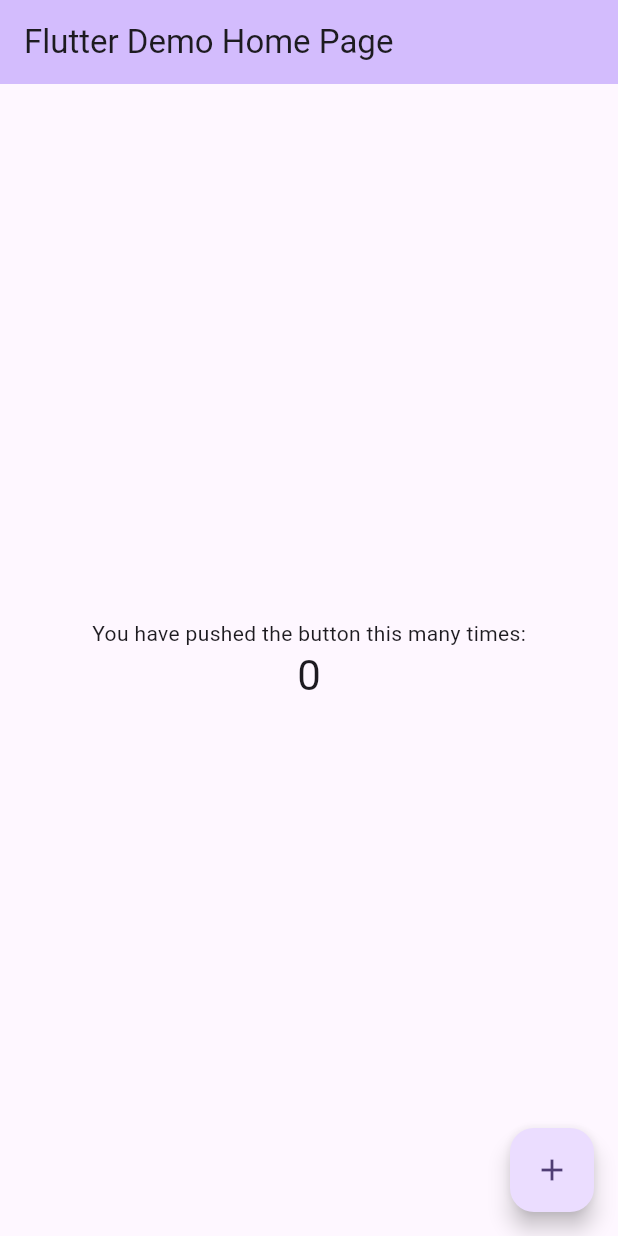
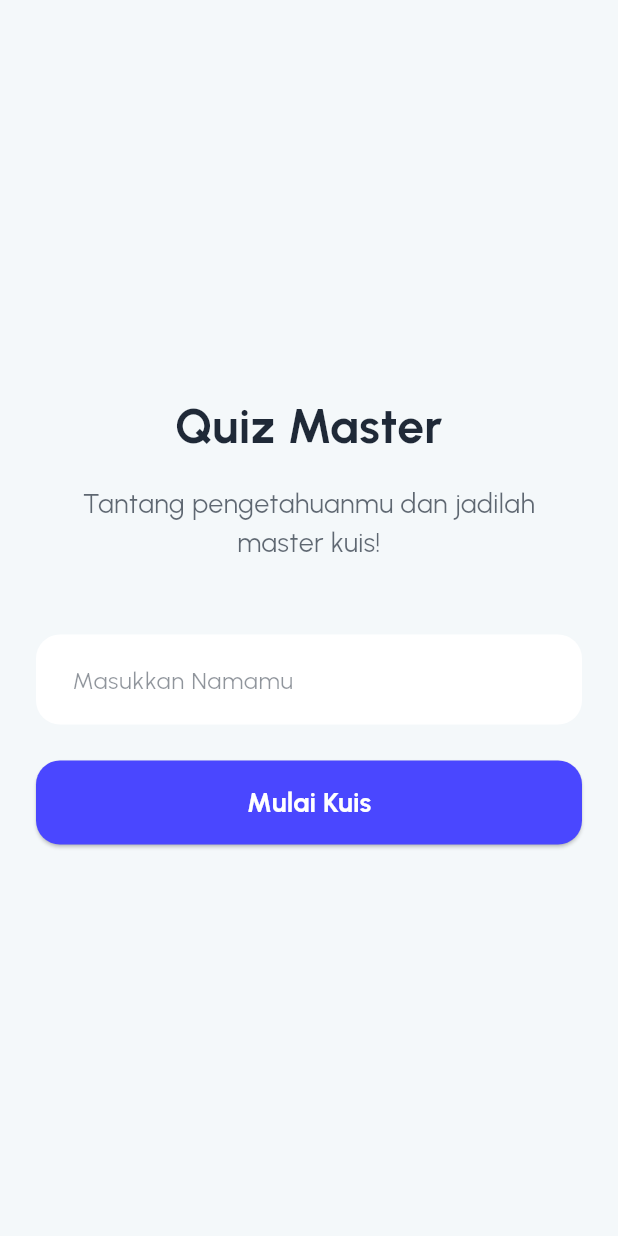
Before and after one commit to aryasatya2204/Quiz_App, a Flutter app: the screen it shows after launch, on a phone screen of 412 x 824 dp. Run offline on Flutter 3.47's test engine with Material 3 defaults, Android fonts, the phone set to English and light mode, and no system bars.

Commit message:
feat : membangun UI welcome screeen statis berdasarkan desain Behance

```diff
--- /dev/null
+++ b/lib/core/app_colors.dart
@@ -0,0 +1,18 @@
+import 'package:flutter/material.dart';
+
+// Warna-warna ini diambil dari palet desain Behance
+class AppColors {
+  static const Color primary = Color(0xFF4A47FF); // Biru utama
+  static const Color backgroundLight = Color(0xFFF4F8FA); // Latar terang
+  static const Color backgroundDark = Color(0xFF1C1C1E); // Latar gelap (perkiraan)
+
+  static const Color cardLight = Colors.white;
+  static const Color cardDark = Color(0xFF2C2C2E); // Kartu gelap (perkiraan)
+
+  static const Color textLight = Color(0xFF1F2937); // Teks utama (terang)
+  static const Color textDark = Colors.white; // Teks utama (gelap)
+
+  static const Color correct = Color(0xFF00B894);
+  static const Color incorrect = Color(0xFFD9435E);
+  static const Color orangeAccent = Color(0xFFFFA000); // Aksen oranye/kuning di desain
+}
--- a/lib/main.dart
+++ b/lib/main.dart
@@ -1,122 +1,22 @@
 import 'package:flutter/material.dart';
+import 'package:quiz_app/screens/welcome_screen.dart';
 
 void main() {
   runApp(const MyApp());
 }
 
 class MyApp extends StatelessWidget {
-  const MyApp({super.key});
+  const MyApp({Key? key}) : super(key: key);
 
-  // This widget is the root of your application.
   @override
   Widget build(BuildContext context) {
     return MaterialApp(
-      title: 'Flutter Demo',
+      title: 'Quiz App',
+      debugShowCheckedModeBanner: false,
       theme: ThemeData(
-        // This is the theme of your application.
-        //
-        // TRY THIS: Try running your application with "flutter run". You'll see
-        // the application has a purple toolbar. Then, without quitting the app,
-        // try changing the seedColor in the colorScheme below to Colors.green
-        // and then invoke "hot reload" (save your changes or press the "hot
-        // reload" button in a Flutter-supported IDE, or press "r" if you used
-        // the command line to start the app).
-        //
-        // Notice that the counter didn't reset back to zero; the application
-        // state is not lost during the reload. To reset the state, use hot
-        // restart instead.
-        //
-        // This works for code too, not just values: Most code changes can be
-        // tested with just a hot reload.
-        colorScheme: ColorScheme.fromSeed(seedColor: Colors.deepPurple),
+        fontFamily: 'Urbanist',
       ),
-      home: const MyHomePage(title: 'Flutter Demo Home Page'),
+      home: WelcomeScreen(), // Mulai dari WelcomeScreen
     );
   }
 }
-
-class MyHomePage extends StatefulWidget {
-  const MyHomePage({super.key, required this.title});
-
-  // This widget is the home page of your application. It is stateful, meaning
-  // that it has a State object (defined below) that contains fields that affect
-  // how it looks.
-
-  // This class is the configuration for the state. It holds the values (in this
-  // case the title) provided by the parent (in this case the App widget) and
-  // used by the build method of the State. Fields in a Widget subclass are
-  // always marked "final".
-
-  final String title;
-
-  @override
-  State<MyHomePage> createState() => _MyHomePageState();
-}
-
-class _MyHomePageState extends State<MyHomePage> {
-  int _counter = 0;
-
-  void _incrementCounter() {
-    setState(() {
-      // This call to setState tells the Flutter framework that something has
-      // changed in this State, which causes it to rerun the build method below
-      // so that the display can reflect the updated values. If we changed
-      // _counter without calling setState(), then the build method would not be
-      // called again, and so nothing would appear to happen.
-      _counter++;
-    });
-  }
-
-  @override
-  Widget build(BuildContext context) {
-    // This method is rerun every time setState is called, for instance as done
-    // by the _incrementCounter method above.
-    //
-    // The Flutter framework has been optimized to make rerunning build methods
-    // fast, so that you can just rebuild anything that needs updating rather
-    // than having to individually change instances of widgets.
-    return Scaffold(
-      appBar: AppBar(
-        // TRY THIS: Try changing the color here to a specific color (to
-        // Colors.amber, perhaps?) and trigger a hot reload to see the AppBar
-        // change color while the other colors stay the same.
-        backgroundColor: Theme.of(context).colorScheme.inversePrimary,
-        // Here we take the value from the MyHomePage object that was created by
-        // the App.build method, and use it to set our appbar title.
-        title: Text(widget.title),
-      ),
-      body: Center(
-        // Center is a layout widget. It takes a single child and positions it
-        // in the middle of the parent.
-        child: Column(
-          // Column is also a layout widget. It takes a list of children and
-          // arranges them vertically. By default, it sizes itself to fit its
-          // children horizontally, and tries to be as tall as its parent.
-          //
-          // Column has various properties to control how it sizes itself and
-          // how it positions its children. Here we use mainAxisAlignment to
-          // center the children vertically; the main axis here is the vertical
-          // axis because Columns are vertical (the cross axis would be
-          // horizontal).
-          //
-          // TRY THIS: Invoke "debug painting" (choose the "Toggle Debug Paint"
-          // action in the IDE, or press "p" in the console), to see the
-          // wireframe for each widget.
-          mainAxisAlignment: MainAxisAlignment.center,
-          children: <Widget>[
-            const Text('You have pushed the button this many times:'),
-            Text(
-              '$_counter',
-              style: Theme.of(context).textTheme.headlineMedium,
-            ),
-          ],
-        ),
-      ),
-      floatingActionButton: FloatingActionButton(
-        onPressed: _incrementCounter,
-        tooltip: 'Increment',
-        child: const Icon(Icons.add),
-      ), // This trailing comma makes auto-formatting nicer for build methods.
-    );
-  }
-}
--- /dev/null
+++ b/lib/screens/welcome_screen.dart
@@ -0,0 +1,83 @@
+import 'package:flutter/material.dart';
+import 'package:quiz_app/core/app_colors.dart';
+import 'package:quiz_app/widgets/custom_button.dart';
+
+class WelcomeScreen extends StatelessWidget {
+  const WelcomeScreen({Key? key}) : super(key: key);
+
+  @override
+  Widget build(BuildContext context) {
+    // (Nantinya ini akan diatur oleh ThemeProvider)
+    final bool isDarkMode = false;
+    final Color textColor = isDarkMode ? AppColors.textDark : AppColors.textLight;
+
+    return Scaffold(
+      backgroundColor: isDarkMode ? AppColors.backgroundDark : AppColors.backgroundLight,
+      body: SafeArea(
+        child: Padding(
+          padding: const EdgeInsets.all(24.0),
+          child: Column(
+            mainAxisAlignment: MainAxisAlignment.center,
+            crossAxisAlignment: CrossAxisAlignment.stretch,
+            children: [
+              Text(
+                'Quiz Master',
+                textAlign: TextAlign.center,
+                style: TextStyle(
+                  fontFamily: 'Urbanist',
+                  fontSize: 32,
+                  fontWeight: FontWeight.bold,
+                  color: textColor,
+                ),
+              ),
+              const SizedBox(height: 16),
+              Text(
+                'Tantang pengetahuanmu dan jadilah master kuis!',
+                textAlign: TextAlign.center,
+                style: TextStyle(
+                  fontFamily: 'Urbanist',
+                  fontSize: 18,
+                  color: textColor.withOpacity(0.7),
+                ),
+              ),
+              const SizedBox(height: 48),
+
+              // pengganti Login/Signup
+              // Sesuai kriteria: "memasukkan nama"
+              TextField(
+                decoration: InputDecoration(
+                    hintText: 'Masukkan Namamu',
+                    filled: true,
+                    fillColor: isDarkMode ? AppColors.cardDark : AppColors.cardLight,
+                    border: OutlineInputBorder(
+                      borderRadius: BorderRadius.circular(16),
+                      borderSide: BorderSide.none,
+                    ),
+                    contentPadding: const EdgeInsets.symmetric(horizontal: 20, vertical: 18),
+                    hintStyle: TextStyle(
+                      fontFamily: 'Urbanist',
+                      color: textColor.withOpacity(0.5),
+                    )
+                ),
+                style: TextStyle(
+                  fontFamily: 'Urbanist',
+                  color: textColor,
+                ),
+              ),
+              const SizedBox(height: 24),
+
+              // Menggunakan reusable widget
+              CustomButton(
+                text: 'Mulai Kuis',
+                onPressed: () {
+                  // Logika navigasi akan ditambahkan di modul berikutnya
+                  print('Tombol Mulai Kuis Ditekan');
+                },
+              ),
+            ],
+          ),
+        ),
+      ),
+    );
+  }
+}
--- /dev/null
+++ b/lib/widgets/custom_button.dart
@@ -0,0 +1,36 @@
+import 'package:flutter/material.dart';
+import 'package:quiz_app/core/app_colors.dart';
+
+class CustomButton extends StatelessWidget {
+  final String text;
+  final VoidCallback onPressed;
+
+  const CustomButton({Key? key, required this.text, required this.onPressed})
+      : super(key: key);
+
+  @override
+  Widget build(BuildContext context) {
+    return SizedBox(
+      width: double.infinity, // Lebar penuh
+      height: 56, // Tinggi tombol
+      child: ElevatedButton(
+        onPressed: onPressed,
+        style: ElevatedButton.styleFrom(
+          backgroundColor: AppColors.primary, // Warna dari tema
+          shape: RoundedRectangleBorder(
+            borderRadius: BorderRadius.circular(16),
+          ),
+        ),
+        child: Text(
+          text,
+          style: const TextStyle(
+            fontFamily: 'Urbanist',
+            fontSize: 18,
+            fontWeight: FontWeight.bold,
+            color: Colors.white,
+          ),
+        ),
+      ),
+    );
+  }
+}
```
Also changed, not shown: lib/data/dummy_questions.dart (added, +54 -0 lines), lib/models/question_model.dart (added, +11 -0 lines), pubspec.yaml (+7 -29 lines), assests/fonts/Urbanist-Bold.ttf (added), assests/fonts/Urbanist-Regular.ttf (added).
